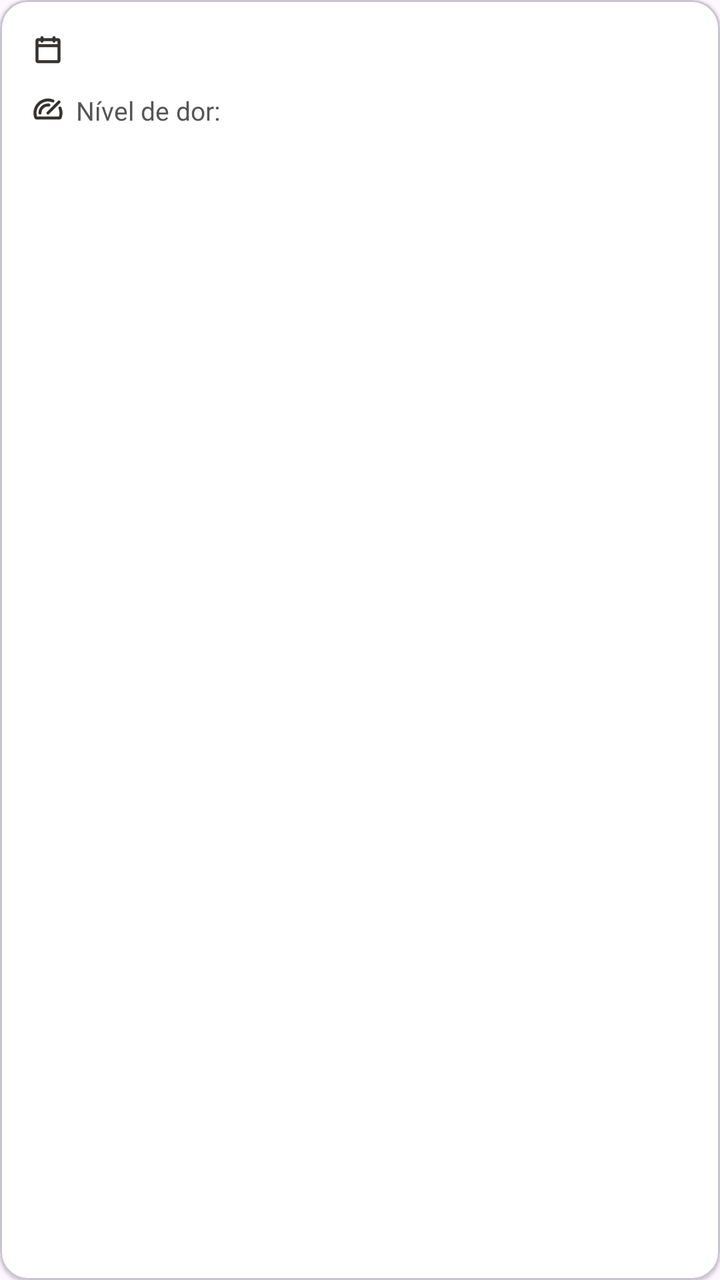
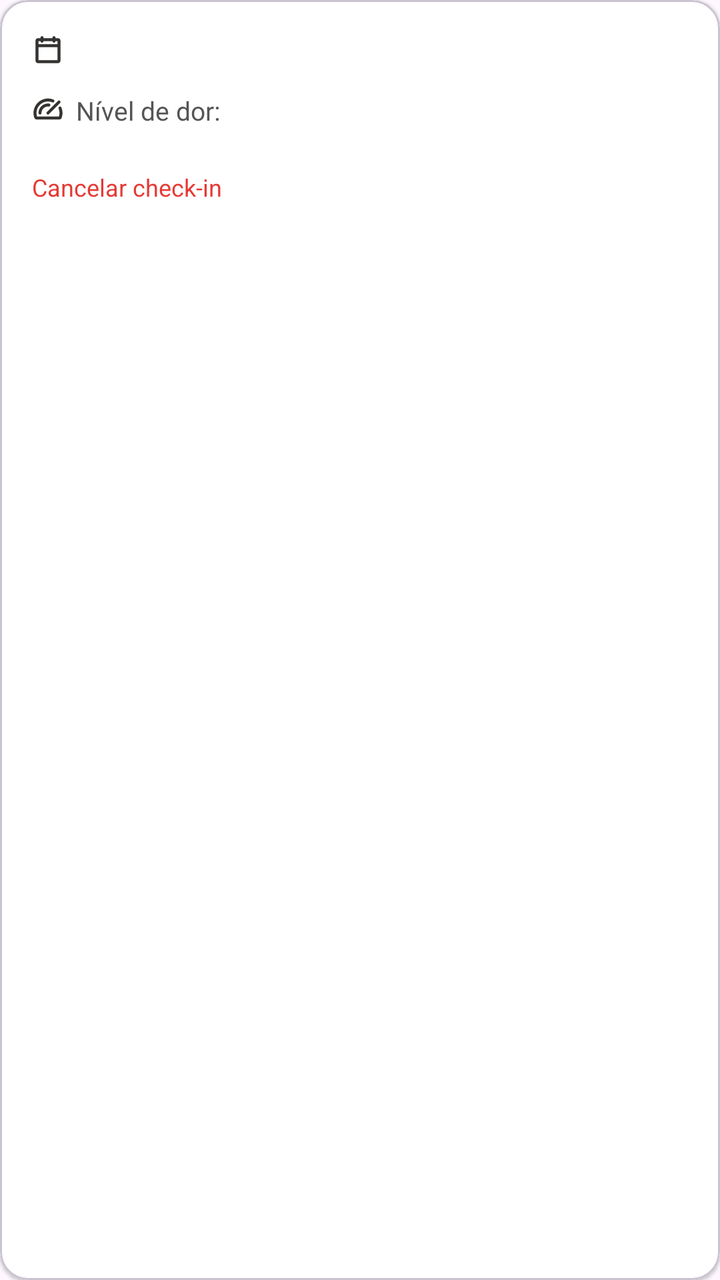

The first picture is an Android layout as it rendered before a commit; the second is the same layout after the commit. The layout source and the unified diff follow.
<!-- AndroidManifest.xml: application theme Theme.MayaRPGApp -->
<!-- res/layout/item_checkin.xml -->
<?xml version="1.0" encoding="utf-8"?>
<com.google.android.material.card.MaterialCardView
    xmlns:android="http://schemas.android.com/apk/res/android"
    xmlns:app="http://schemas.android.com/apk/res-auto"
    android:layout_width="match_parent"
    android:layout_height="wrap_content"
    app:cardCornerRadius="14dp"
    app:cardElevation="1dp"
    app:cardBackgroundColor="#FFFFFF"
    android:layout_marginBottom="12dp">

    <LinearLayout
        android:layout_width="match_parent"
        android:layout_height="wrap_content"
        android:orientation="vertical"
        android:padding="16dp">

        
        <RelativeLayout
            android:layout_width="match_parent"
            android:layout_height="wrap_content"
            android:layout_marginBottom="10dp">

            <LinearLayout
                android:layout_width="wrap_content"
                android:layout_height="wrap_content"
                android:orientation="horizontal"
                android:gravity="center_vertical">

                <ImageView
                    android:layout_width="16dp"
                    android:layout_height="16dp"
                    android:src="@drawable/ic_hist_calendar"
                    android:layout_marginEnd="6dp" />

                <TextView
                    android:id="@+id/txt_checkin_data"
                    android:layout_width="wrap_content"
                    android:layout_height="wrap_content"
                    android:textSize="14sp"
                    android:textStyle="bold"
                    android:textColor="#1A1A1A" />
            </LinearLayout>

            <TextView
                android:id="@+id/txt_checkin_horario"
                android:layout_width="wrap_content"
                android:layout_height="wrap_content"
                android:textSize="13sp"
                android:textColor="#999999"
                android:layout_alignParentEnd="true"
                android:layout_centerVertical="true" />
        </RelativeLayout>

        
        <LinearLayout
            android:layout_width="wrap_content"
            android:layout_height="wrap_content"
            android:orientation="horizontal"
            android:gravity="center_vertical"
            android:layout_marginBottom="10dp">

            <ImageView
                android:id="@+id/ic_nivel_dor"
                android:layout_width="16dp"
                android:layout_height="16dp"
                android:src="@drawable/ic_hist_nvdor"
                android:layout_marginEnd="6dp" />

            <TextView
                android:layout_width="wrap_content"
                android:layout_height="wrap_content"
                android:text="Nível de dor: "
                android:textSize="13sp"
                android:textColor="#555555" />

            <TextView
                android:id="@+id/txt_checkin_dor"
                android:layout_width="wrap_content"
                android:layout_height="wrap_content"
                android:textSize="12sp"
                android:textStyle="bold"
                android:paddingStart="8dp"
                android:paddingEnd="8dp"
                android:paddingTop="2dp"
                android:paddingBottom="2dp" />
        </LinearLayout>

        
        <TextView
            android:id="@+id/txt_checkin_observacao"
            android:layout_width="match_parent"
            android:layout_height="wrap_content"
            android:textSize="13sp"
            android:textColor="#777777"
            android:background="#F8F8F8"
            android:padding="10dp"
            android:maxLines="2"
            android:ellipsize="end"
            android:visibility="gone" />

    </LinearLayout>
</com.google.android.material.card.MaterialCardView>
<!-- resources referenced by this layout -->
<resources>
  <!-- drawable ic_hist_calendar (drawable) -->
  <vector xmlns:android="http://schemas.android.com/apk/res/android"
      android:width="20dp"
      android:height="20dp"
      android:viewportWidth="20"
      android:viewportHeight="20">
    <path
        android:pathData="M16.25,2.188H14.688V1.875C14.688,1.626 14.589,1.388 14.413,1.212C14.237,1.036 13.999,0.938 13.75,0.938C13.501,0.938 13.263,1.036 13.087,1.212C12.911,1.388 12.813,1.626 12.813,1.875V2.188H7.188V1.875C7.188,1.626 7.089,1.388 6.913,1.212C6.737,1.036 6.499,0.938 6.25,0.938C6.001,0.938 5.763,1.036 5.587,1.212C5.411,1.388 5.313,1.626 5.313,1.875V2.188H3.75C3.336,2.188 2.938,2.352 2.645,2.645C2.352,2.938 2.188,3.336 2.188,3.75V16.25C2.188,16.664 2.352,17.062 2.645,17.355C2.938,17.648 3.336,17.813 3.75,17.813H16.25C16.664,17.813 17.062,17.648 17.355,17.355C17.648,17.062 17.813,16.664 17.813,16.25V3.75C17.813,3.336 17.648,2.938 17.355,2.645C17.062,2.352 16.664,2.188 16.25,2.188ZM5.313,4.063C5.313,4.311 5.411,4.55 5.587,4.725C5.763,4.901 6.001,5 6.25,5C6.499,5 6.737,4.901 6.913,4.725C7.089,4.55 7.188,4.311 7.188,4.063H12.813C12.813,4.311 12.911,4.55 13.087,4.725C13.263,4.901 13.501,5 13.75,5C13.999,5 14.237,4.901 14.413,4.725C14.589,4.55 14.688,4.311 14.688,4.063H15.938V5.938H4.063V4.063H5.313ZM4.063,15.938V7.813H15.938V15.938H4.063Z"
        android:fillColor="#343330"/>
  </vector>
  <!-- drawable ic_hist_nvdor: vector/xml drawable (drawable, 2504 chars, omitted) -->
  <style name="Theme.MayaRPGApp" parent="Base.Theme.MayaRPGApp" />
  <style name="Base.Theme.MayaRPGApp" parent="Theme.Material3.DayNight.NoActionBar">
          <item name="android:statusBarColor">@android:color/transparent</item>
      </style>
</resources>

<!-- the commit's change to res/layout/item_checkin.xml (unified diff, before → after) -->
@@ -99,5 +99,17 @@
             android:ellipsize="end"
             android:visibility="gone" />
 
+        
+        <TextView
+            android:id="@+id/btn_cancelar_checkin"
+            android:layout_width="wrap_content"
+            android:layout_height="wrap_content"
+            android:text="Cancelar check-in"
+            android:textSize="12sp"
+            android:textColor="#E53935"
+            android:layout_marginTop="10dp"
+            android:clickable="true"
+            android:focusable="true" />
+
     </LinearLayout>
 </com.google.android.material.card.MaterialCardView>
